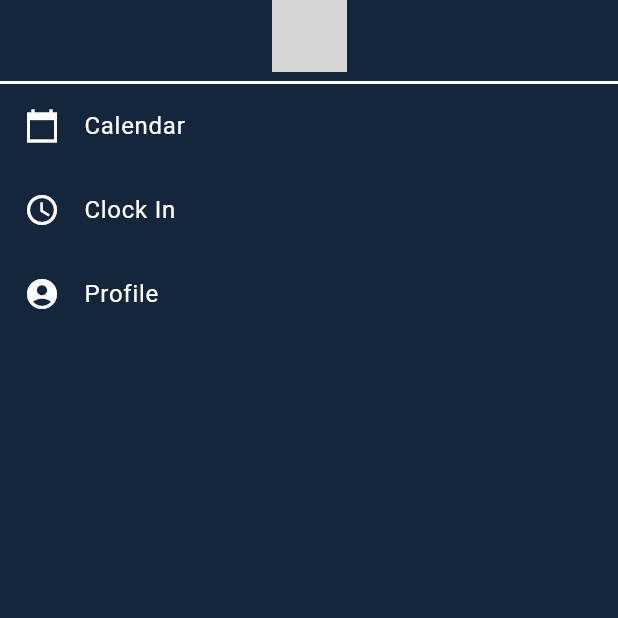
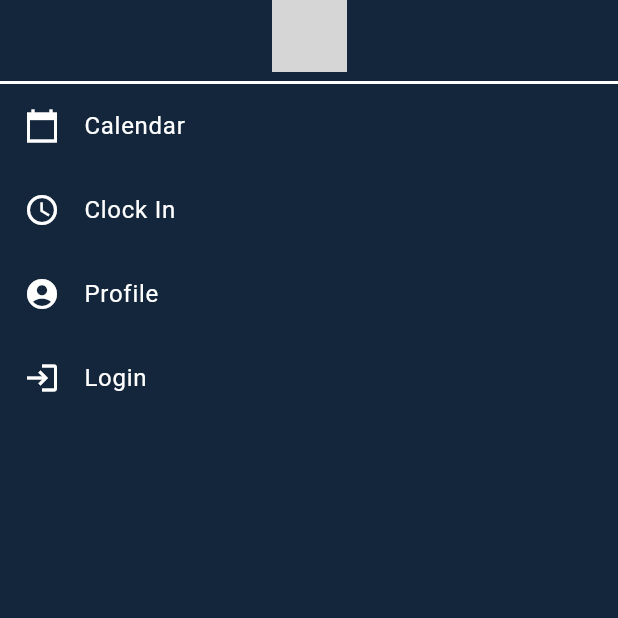
Before and after one commit to Strouwi-BV/buildbase_app_flutter, a Flutter app: the LoginScreen screen opened by its route, after a tap on "Forgot password?", after a tap on "Home", after a tap on the "menu" icon, on a phone screen of 412 x 824 dp, the top half of it. Run offline on Flutter 3.47's test engine with Material 3 defaults, Android fonts, the phone set to English and light mode, and no system bars; our stand-ins replace flutter_dotenv, flutter_secure_storage, go_router; accounts and stored records are empty; network calls fail; grey boxes are pictures that could not be loaded.

Commit message:
fix merge
fixed remaining merge conflicts

```diff
--- a/lib/main.dart
+++ b/lib/main.dart
@@ -6,8 +6,6 @@ import '/screens/calendar_screen.dart';
 import '/screens/clock_in_screen.dart';
 import '/screens/profile_screen.dart';
 import '/screens/change_image_screen.dart';
-import '/screens/home_screen.dart';
-import 'package:buildbase_app_flutter/screens/change_image_screen.dart';
 import 'package:flutter_dotenv/flutter_dotenv.dart';
 
 
@@ -57,6 +55,8 @@ final GoRouter _router = GoRouter(
         return const LoginScreen();
       },
     ),
+
+
   ],
 );
 
@@ -94,6 +94,15 @@ Widget buildMenuItems(BuildContext context) {
             context.go('/profile/1');
           },
         ),
+        ListTile(
+          iconColor: Colors.white,
+          textColor: Colors.white,
+          leading: const Icon(Icons.login),
+          title: const Text('Login'),
+          onTap: () {
+            context.go('/log-in');
+          },
+        ),
       ],
     ),
   );
--- a/lib/screens/login_screen.dart
+++ b/lib/screens/login_screen.dart
@@ -3,7 +3,6 @@ import 'package:flutter/material.dart';
 import 'package:flutter_secure_storage/flutter_secure_storage.dart';
 import 'package:go_router/go_router.dart';
 import 'header_bar_screen.dart';
-import 'nav_widget_screen.dart';
 class LoginScreen extends StatelessWidget {
 
   const LoginScreen({Key? key}) : super(key: key);
@@ -41,14 +40,6 @@ class LoginScreen extends StatelessWidget {
 
     return Scaffold(
       appBar: const HeaderBar(title: 'Log In'),
-      drawer: Drawer(
-        child: SingleChildScrollView(
-          child: Column(
-            crossAxisAlignment: CrossAxisAlignment.stretch,
-            children: <Widget>[buildHeader(context), buildMenuItems(context)],
-          ),
-        ),
-      ),
       backgroundColor: Colors.white,
       body: Center(
         child: Padding(
```
